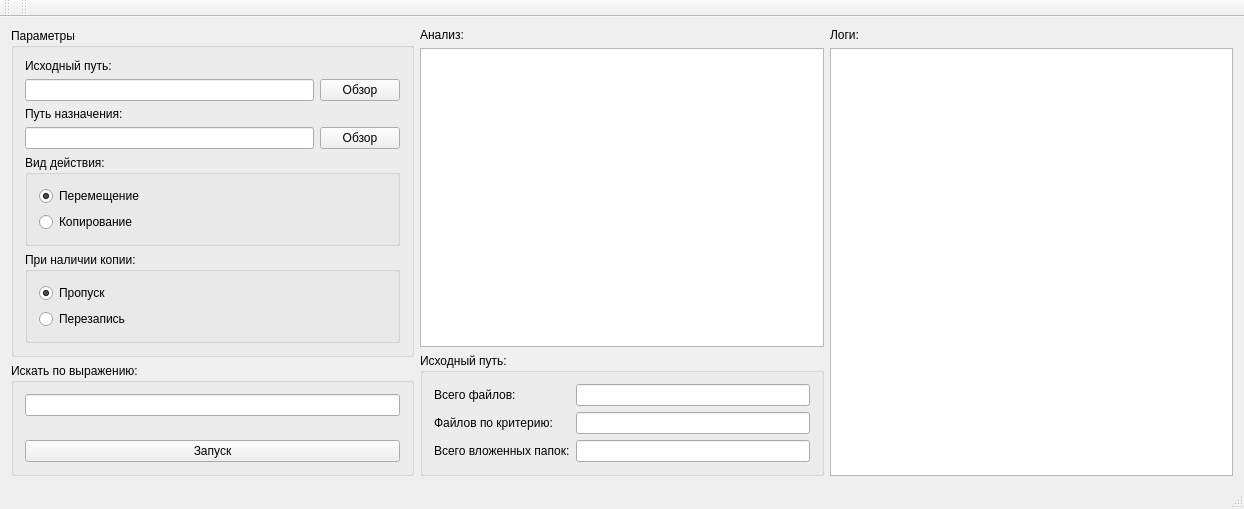
Above: CMove.ui from yellow1cucumber/CMove before the change. Below: the same form after it.
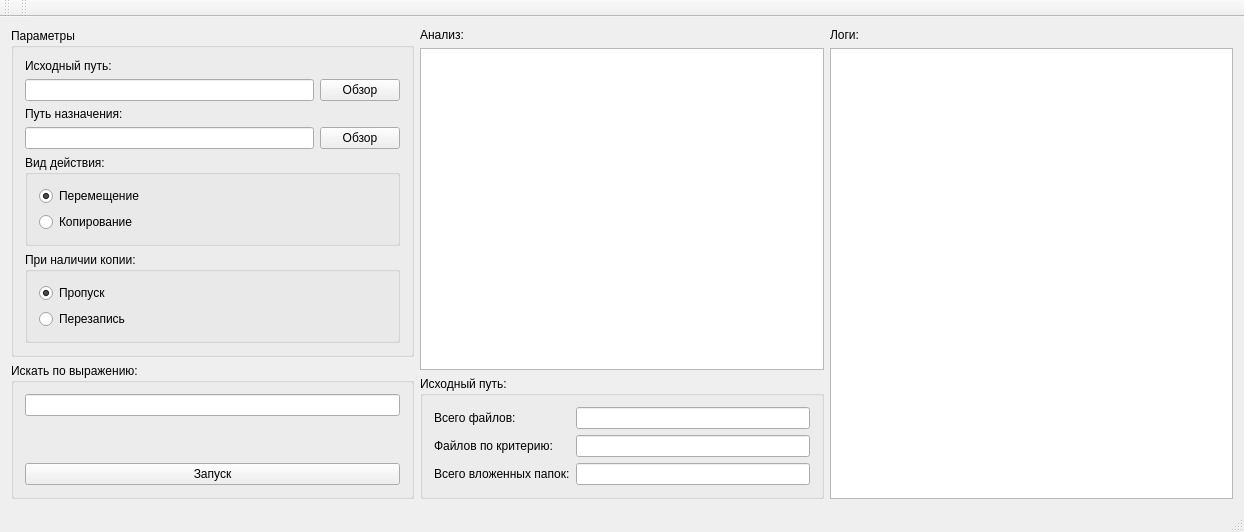
That is the form after the change.

What changed in the file:
```diff
--- a/CMove.ui
+++ b/CMove.ui
@@ -7,7 +7,7 @@
     <x>0</x>
     <y>0</y>
     <width>1244</width>
-    <height>509</height>
+    <height>532</height>
    </rect>
   </property>
   <property name="windowTitle">
```
